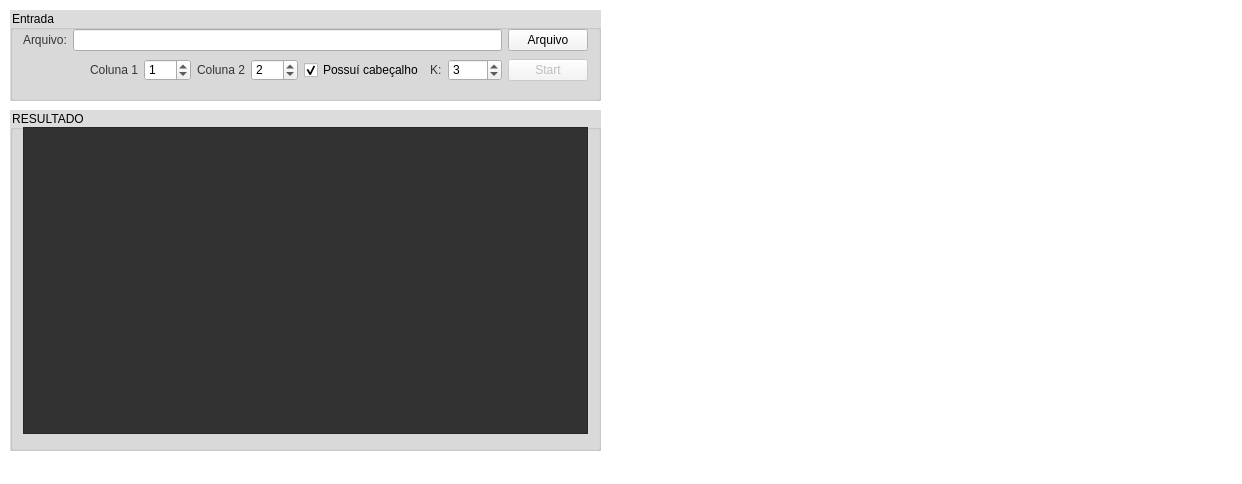
First picture: the form in KMEANS/mainwindow.ui, repository kelvins/K-Means, before the edit.
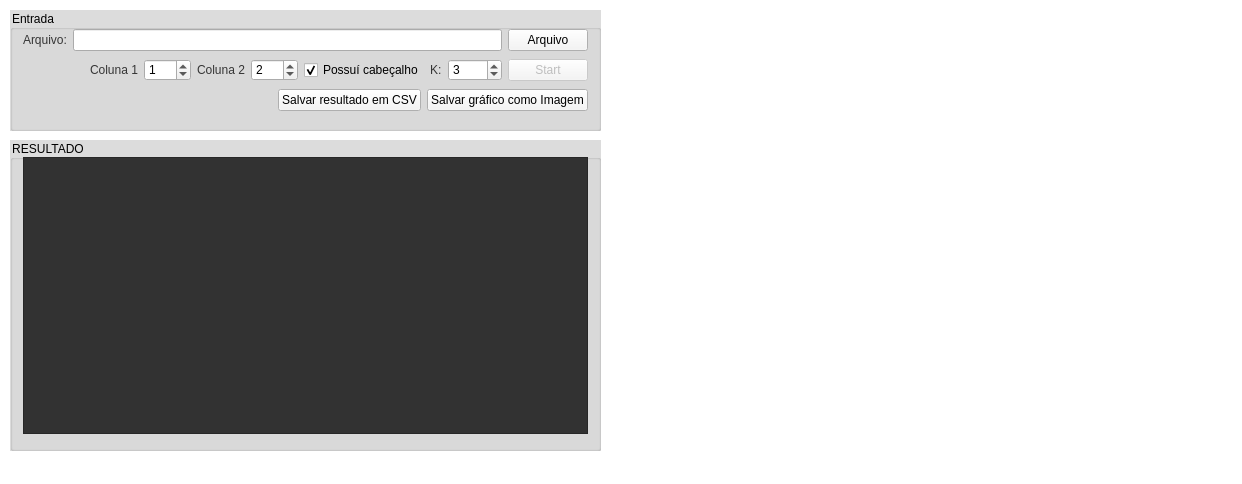
Second picture: the form after the edit. Custom widgets are drawn as their Qt base class.

Patch:
```diff
--- a/KMEANS/mainwindow.ui
+++ b/KMEANS/mainwindow.ui
@@ -45,7 +45,7 @@
       <x>10</x>
       <y>10</y>
       <width>591</width>
-      <height>91</height>
+      <height>121</height>
      </rect>
     </property>
     <property name="styleSheet">
@@ -174,15 +174,46 @@
        </item>
       </layout>
      </item>
+     <item>
+      <layout class="QHBoxLayout" name="horizontalLayout_3">
+       <item>
+        <spacer name="horizontalSpacer">
+         <property name="orientation">
+          <enum>Qt::Horizontal</enum>
+         </property>
+         <property name="sizeHint" stdset="0">
+          <size>
+           <width>40</width>
+           <height>20</height>
+          </size>
+         </property>
+        </spacer>
+       </item>
+       <item>
+        <widget class="QPushButton" name="salvarCSVPushButton">
+         <property name="text">
+          <string>Salvar resultado em CSV</string>
+         </property>
+        </widget>
+       </item>
+       <item>
+        <widget class="QPushButton" name="salvarComoImagemPushButton">
+         <property name="text">
+          <string>Salvar gráfico como Imagem</string>
+         </property>
+        </widget>
+       </item>
+      </layout>
+     </item>
     </layout>
    </widget>
    <widget class="QGroupBox" name="groupBox_2">
     <property name="geometry">
      <rect>
       <x>10</x>
-      <y>110</y>
+      <y>140</y>
       <width>591</width>
-      <height>341</height>
+      <height>311</height>
      </rect>
     </property>
     <property name="title">
```
